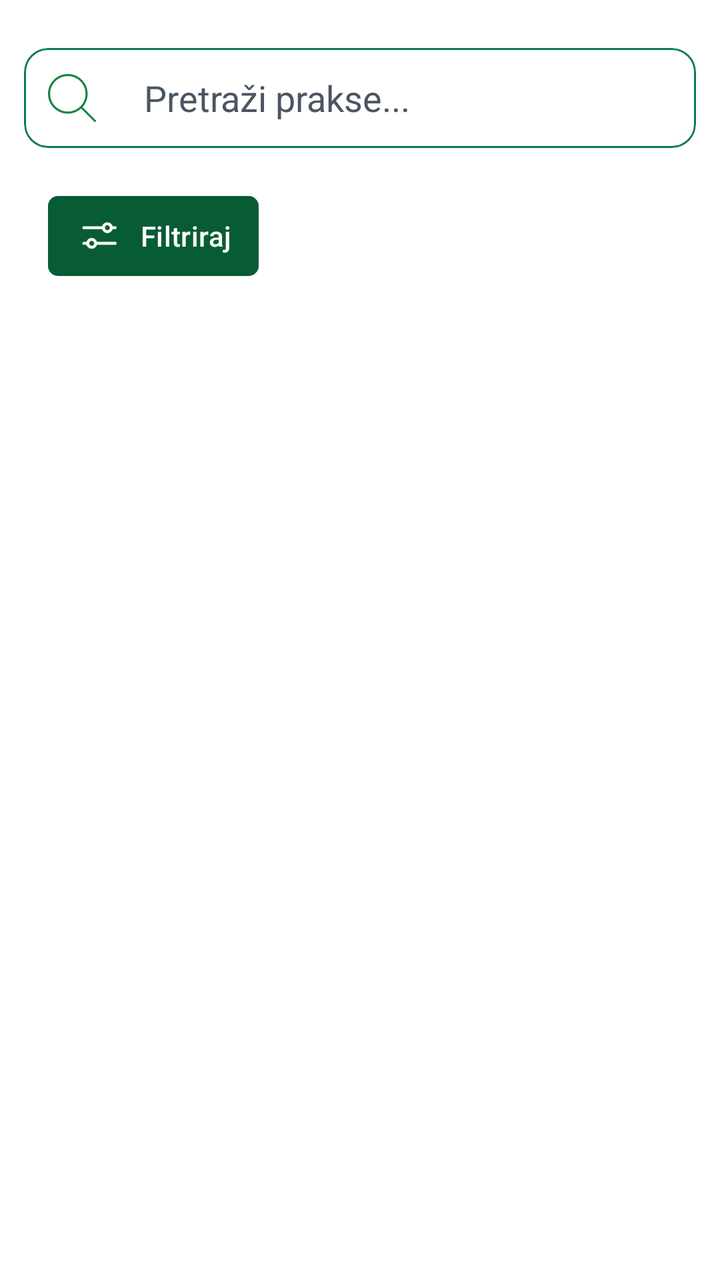
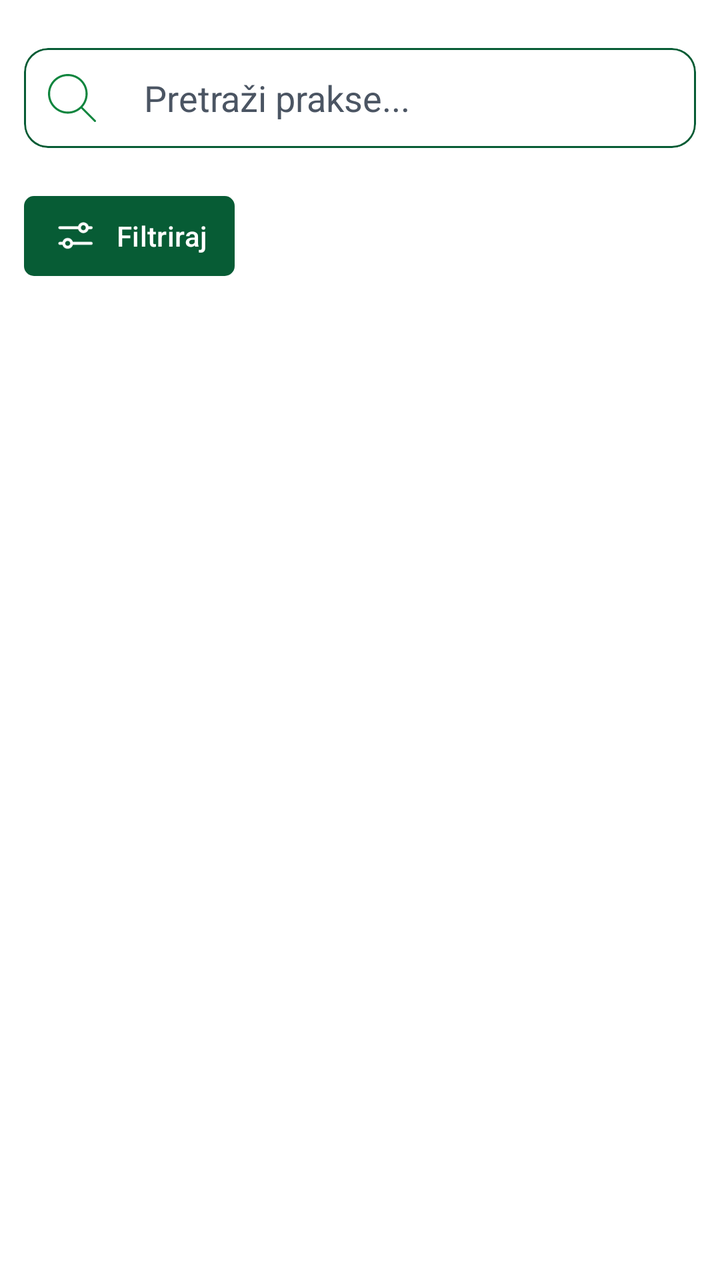

Two renders of the same Android screen: before a commit and after it. Below are the layout's source before the change and the commit's diff.
<!-- AndroidManifest.xml: application theme Theme.OTPStudent -->
<!-- res/layout/fragment_internship_list.xml -->
<?xml version="1.0" encoding="utf-8"?>
<androidx.constraintlayout.widget.ConstraintLayout xmlns:android="http://schemas.android.com/apk/res/android"
    xmlns:app="http://schemas.android.com/apk/res-auto"
    xmlns:tools="http://schemas.android.com/tools"
    android:layout_width="match_parent"
    android:layout_height="match_parent"
    android:background="@android:color/white"
    tools:context="ui.internship.InternshipListFragment">

    
    <FrameLayout
        android:id="@+id/headerContainer"
        android:layout_width="0dp"
        android:layout_height="wrap_content"
        app:layout_constraintTop_toTopOf="parent"
        app:layout_constraintStart_toStartOf="parent"
        app:layout_constraintEnd_toEndOf="parent" />

    
    <androidx.constraintlayout.widget.ConstraintLayout
        android:id="@+id/content"
        android:layout_width="0dp"
        android:layout_height="0dp"
        android:paddingHorizontal="12dp"
        android:paddingTop="12dp"
        app:layout_constraintTop_toBottomOf="@id/headerContainer"
        app:layout_constraintBottom_toBottomOf="parent"
        app:layout_constraintStart_toStartOf="parent"
        app:layout_constraintEnd_toEndOf="parent">

        
        <com.google.android.material.card.MaterialCardView
            android:id="@+id/layoutSearch"
            android:layout_width="0dp"
            android:layout_height="50dp"
            android:layout_marginTop="12dp"
            android:backgroundTint="@color/white"
            app:cardCornerRadius="12dp"
            app:cardElevation="0dp"
            app:layout_constraintEnd_toEndOf="parent"
            app:layout_constraintStart_toStartOf="parent"
            app:layout_constraintTop_toTopOf="@id/content"
            app:strokeColor="@color/otp_green"
            app:strokeWidth="1dp">

            <androidx.constraintlayout.widget.ConstraintLayout
                android:layout_width="match_parent"
                android:layout_height="match_parent">

                
                <FrameLayout
                    android:id="@+id/iconContainer"
                    android:layout_width="48dp"
                    android:layout_height="0dp"
                    android:gravity="center"
                    app:layout_constraintBottom_toBottomOf="parent"
                    app:layout_constraintStart_toStartOf="parent"
                    app:layout_constraintTop_toTopOf="parent">

                    <ImageView
                        android:id="@+id/ivSearch"
                        android:layout_width="match_parent"
                        android:layout_height="match_parent"
                        android:contentDescription="@string/search_icon"
                        android:padding="12dp"
                        android:src="@drawable/ic_search" />
                </FrameLayout>

                
                <FrameLayout
                    android:id="@+id/searchContainer"
                    android:layout_width="0dp"
                    android:layout_height="0dp"
                    app:layout_constraintBottom_toBottomOf="parent"
                    app:layout_constraintEnd_toEndOf="parent"
                    app:layout_constraintStart_toEndOf="@id/iconContainer"
                    app:layout_constraintTop_toTopOf="parent">

                    <com.google.android.material.textfield.TextInputEditText
                        android:id="@+id/etSearch"
                        android:layout_width="match_parent"
                        android:layout_height="match_parent"
                        android:autofillHints=""
                        android:background="@android:color/transparent"
                        android:hint="@string/internship_search_hint"
                        android:inputType="text"
                        android:paddingHorizontal="12dp"
                        android:singleLine="true"
                        android:textColor="@color/black"
                        android:textColorHint="@color/otp_grey_dark" />
                </FrameLayout>

            </androidx.constraintlayout.widget.ConstraintLayout>

        </com.google.android.material.card.MaterialCardView>

        
        <androidx.constraintlayout.widget.ConstraintLayout
            android:id="@+id/filterRow"
            android:layout_width="0dp"
            android:layout_height="wrap_content"
            android:layout_marginTop="20dp"
            app:layout_constraintEnd_toEndOf="parent"
            app:layout_constraintStart_toStartOf="parent"
            app:layout_constraintTop_toBottomOf="@id/layoutSearch">

            <com.google.android.material.button.MaterialButton
                android:id="@+id/btnFilter"
                style="@style/FilterButton"
                android:layout_width="wrap_content"
                android:layout_height="wrap_content"
                android:layout_marginStart="12dp"
                android:drawableLeft="@drawable/ic_filter"
                android:drawablePadding="5dp"
                android:gravity="center"
                android:paddingHorizontal="14dp"
                android:paddingVertical="5dp"
                android:text="@string/filter"
                android:textColor="@color/white"
                app:layout_constraintBottom_toBottomOf="parent"
                app:layout_constraintStart_toStartOf="parent"
                app:layout_constraintTop_toTopOf="parent" />

        </androidx.constraintlayout.widget.ConstraintLayout>

        
        <TextView
            android:id="@+id/tvSelectedFilters"
            style="@style/Tekst"
            android:layout_width="0dp"
            android:layout_height="wrap_content"
            android:layout_marginTop="8dp"
            android:layout_marginHorizontal="12dp"
            android:ellipsize="end"
            android:singleLine="true"
            android:textColor="@color/otp_grey"
            android:visibility="gone"
            app:layout_constraintEnd_toEndOf="parent"
            app:layout_constraintStart_toStartOf="parent"
            app:layout_constraintTop_toBottomOf="@id/filterRow" />

        
        <androidx.recyclerview.widget.RecyclerView
            android:id="@+id/rvInternships"
            android:layout_width="0dp"
            android:layout_height="0dp"
            android:layout_marginTop="12dp"
            app:layout_constraintBottom_toBottomOf="parent"
            app:layout_constraintEnd_toEndOf="parent"
            app:layout_constraintStart_toStartOf="parent"
            app:layout_constraintTop_toBottomOf="@id/tvSelectedFilters" />

        
        <TextView
            android:id="@+id/tvEmpty"
            style="@style/Podnaslov"
            android:layout_width="wrap_content"
            android:layout_height="wrap_content"
            android:layout_margin="12dp"
            android:text="@string/internship_empty_list"
            android:visibility="gone"
            app:layout_constraintStart_toStartOf="parent"
            app:layout_constraintTop_toBottomOf="@id/tvSelectedFilters" />

    </androidx.constraintlayout.widget.ConstraintLayout>

</androidx.constraintlayout.widget.ConstraintLayout>
<!-- resources referenced by this layout -->
<resources>
  <color name="black">#212934</color>
  <color name="otp_green">#0A7B47</color>
  <color name="otp_grey">#898989</color>
  <color name="otp_grey_dark">#4B5563</color>
  <color name="white">#FFFFFFFF</color>
  <!-- drawable ic_filter: vector/xml drawable (drawable, 2233 chars, omitted) -->
  <!-- drawable ic_search (drawable) -->
  <vector xmlns:android="http://schemas.android.com/apk/res/android"
      android:width="20dp"
      android:height="20dp"
      android:viewportWidth="20"
      android:viewportHeight="20">
    <path
        android:pathData="M14.22,13.603C14.05,13.433 13.776,13.433 13.606,13.603C13.436,13.773 13.436,14.051 13.606,14.221L14.22,13.603ZM19.258,19.872C19.428,20.042 19.702,20.042 19.872,19.872C20.042,19.702 20.042,19.424 19.872,19.254L19.258,19.872ZM15.652,8.26C15.652,12.343 12.344,15.651 8.261,15.651V16.52C12.823,16.52 16.522,12.82 16.522,8.26H15.652ZM8.261,15.651C4.178,15.651 0.87,12.343 0.87,8.26H0C0,12.82 3.699,16.52 8.261,16.52V15.651ZM0.87,8.26C0.87,4.177 4.178,0.869 8.261,0.869V0C3.699,0 0,3.701 0,8.26H0.87ZM8.261,0.869C12.344,0.869 15.652,4.177 15.652,8.26H16.522C16.522,3.701 12.823,0 8.261,0V0.869ZM13.606,14.221L19.258,19.872L19.872,19.254L14.22,13.603L13.606,14.221Z"
        android:fillColor="#0F853E"/>
  </vector>
  <string name="filter">Filtriraj</string>
  <string name="internship_empty_list">Trenutno nema dostupnih praksi.</string>
  <string name="internship_search_hint">Pretraži prakse...</string>
  <string name="search_icon">Ikona pretraživanja</string>
  <style name="FilterButton">
          <item name="textFillColor">@color/white</item>
          <item name="backgroundTint">@color/otp_green_dark</item>
          <item name="cornerRadius">5dp</item>
          <item name="drawableTint">@color/white</item>
      </style>
  <style name="Podnaslov">
          <item name="android:textColor">@color/black</item>
          <item name="android:textSize">18sp</item>
          <item name="android:fontFamily">@font/sf_pro_display_medium</item>
      </style>
  <style name="Tekst">
          <item name="android:textColor">@color/black</item>
          <item name="android:textSize">16sp</item>
          <item name="android:fontFamily">@font/sf_pro_display_regular</item>
      </style>
  <style name="Theme.OTPStudent" parent="Theme.Material3.Light.NoActionBar">
          <item name="colorPrimary">@color/otp_green</item>
          <item name="colorSecondary">@color/otp_green_dark</item>
          <item name="colorControlHighlight">@android:color/transparent</item>
          <item name="colorSecondaryContainer">@android:color/transparent</item>
          <item name="colorSurface">@android:color/white</item>
          <item name="android:colorBackground">@android:color/white</item>
      </style>
  <color name="otp_green_dark">#075C35</color>
</resources>

<!-- the commit's change to res/layout/fragment_internship_list.xml (unified diff, before → after) -->
@@ -109,7 +109,6 @@
                 style="@style/FilterButton"
                 android:layout_width="wrap_content"
                 android:layout_height="wrap_content"
-                android:layout_marginStart="12dp"
                 android:drawableLeft="@drawable/ic_filter"
                 android:drawablePadding="5dp"
                 android:gravity="center"
<!-- resource entries referenced after the edit -->
@@ -1,7 +1,7 @@
 <!-- resources referenced by this layout -->
 <resources>
   <color name="black">#212934</color>
-  <color name="otp_green">#0A7B47</color>
+  <color name="otp_green">#075C35</color>
   <color name="otp_grey">#898989</color>
   <color name="otp_grey_dark">#4B5563</color>
   <color name="white">#FFFFFFFF</color>
